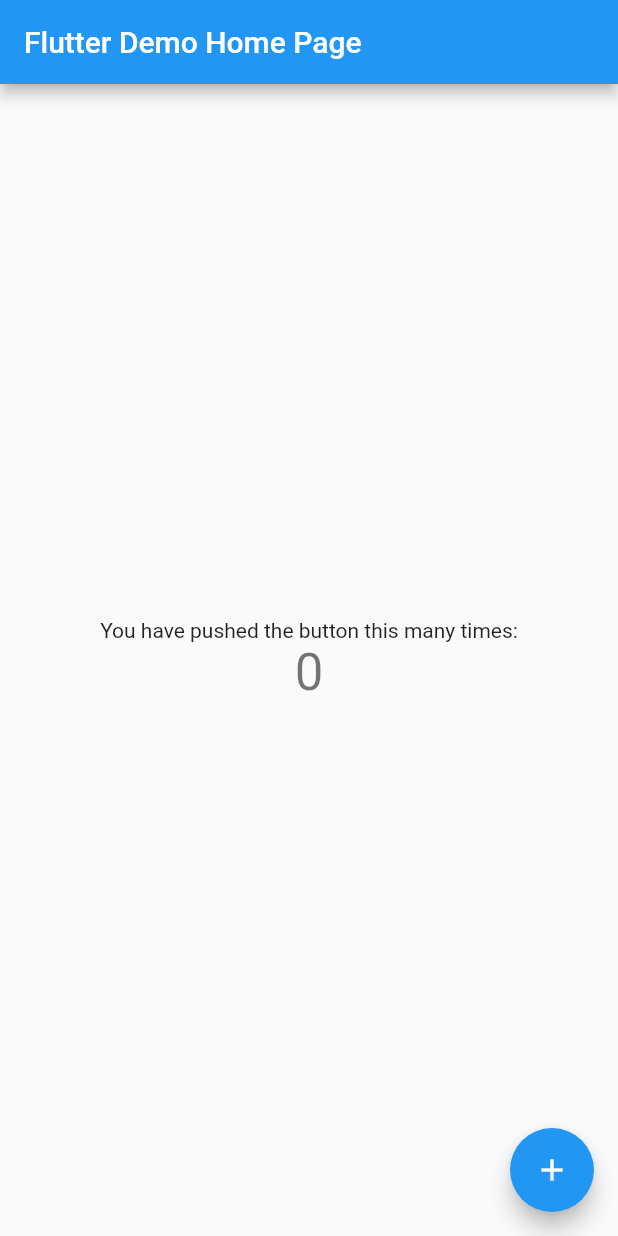
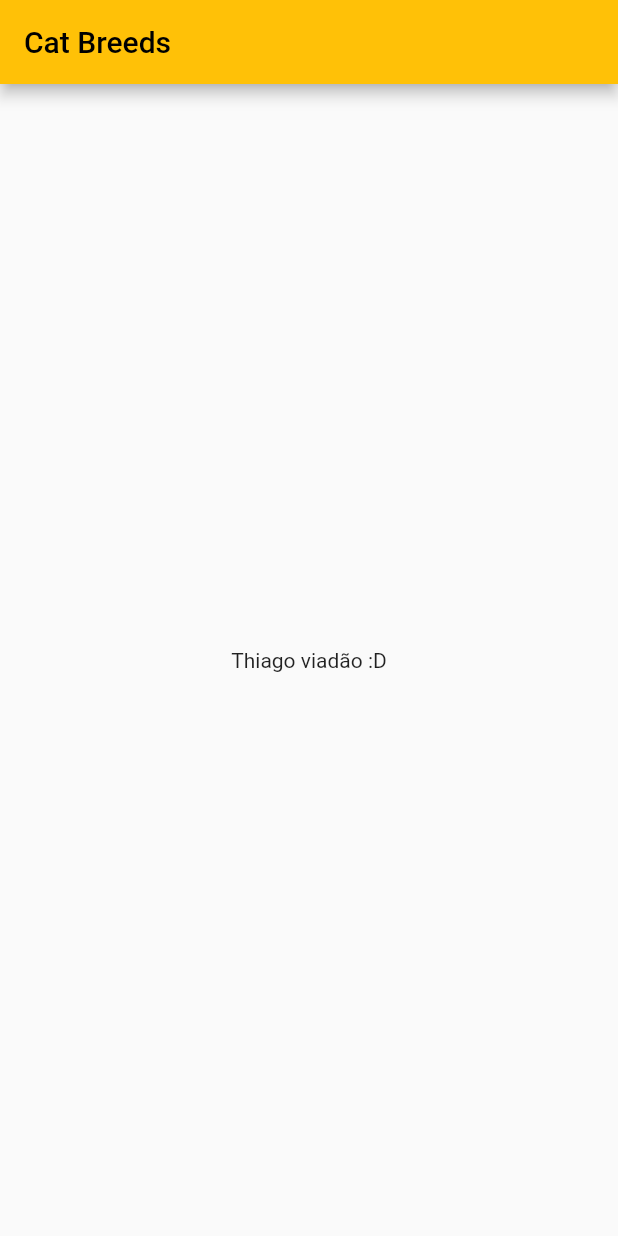
Before and after one commit to viniciuscoscia/Cat-Breeds-Wiki, a Flutter app: the screen it shows after launch, on a phone screen of 412 x 824 dp. Run offline on Flutter 3.47's test engine with Material 2 defaults, Android fonts, the phone set to English and light mode, and no system bars; our stand-ins replace dio, retrofit; generated files the repository leaves out were written again; network calls fail.

```diff
--- /dev/null
+++ b/lib/breeds/presenter/main/cat_breeds_widget.dart
@@ -0,0 +1,24 @@
+import 'package:flutter/material.dart';
+
+class CatBreedsPageWidget extends StatefulWidget {
+  const CatBreedsPageWidget({Key? key, required this.title}) : super(key: key);
+
+  final String title;
+
+  @override
+  State<CatBreedsPageWidget> createState() => _CatBreedsPageWidgetState();
+}
+
+class _CatBreedsPageWidgetState extends State<CatBreedsPageWidget> {
+  @override
+  Widget build(BuildContext context) {
+    return Scaffold(
+      appBar: AppBar(
+        title: Text(widget.title),
+      ),
+      body: const Center(
+        child: Text('Thiago viadão :D'),
+      ),
+    );
+  }
+}
--- /dev/null
+++ b/lib/cat_app.dart
@@ -0,0 +1,19 @@
+import 'package:flutter/material.dart';
+
+import 'breeds/presenter/main/cat_breeds_widget.dart';
+
+
+class CatApp extends StatelessWidget {
+  const CatApp({Key? key}) : super(key: key);
+
+  @override
+  Widget build(BuildContext context) {
+    return MaterialApp(
+      title: 'CatApp',
+      theme: ThemeData(
+        primarySwatch: Colors.amber,
+      ),
+      home: const CatBreedsPageWidget(title: 'Cat Breeds'),
+    );
+  }
+}
--- a/lib/main.dart
+++ b/lib/main.dart
@@ -1,115 +1,15 @@
+import 'package:cats_database/cat_app.dart';
 import 'package:flutter/material.dart';
+import 'package:dio/dio.dart';
+import 'package:cats_database/breeds/data/remote/api/cats_api.dart';
 
-void main() {
-  runApp(const MyApp());
+void main() async {
+  WidgetsFlutterBinding.ensureInitialized();
+  runApp(const CatApp());
+
+  final dio = Dio();   // Provide a dio instance
+  // dio.options.headers["Demo-Header"] = "demo header";   // config your dio headers globally
+  final client = CatsApi(dio);
+
+  client.getCatBreeds().then((value) => value.forEach((element) => debugPrint(element.name)));
 }
-
-class MyApp extends StatelessWidget {
-  const MyApp({Key? key}) : super(key: key);
-
-  // This widget is the root of your application.
-  @override
-  Widget build(BuildContext context) {
-    return MaterialApp(
-      title: 'Flutter Demo',
-      theme: ThemeData(
-        // This is the theme of your application.
-        //
-        // Try running your application with "flutter run". You'll see the
-        // application has a blue toolbar. Then, without quitting the app, try
-        // changing the primarySwatch below to Colors.green and then invoke
-        // "hot reload" (press "r" in the console where you ran "flutter run",
-        // or simply save your changes to "hot reload" in a Flutter IDE).
-        // Notice that the counter didn't reset back to zero; the application
-        // is not restarted.
-        primarySwatch: Colors.blue,
-      ),
-      home: const MyHomePage(title: 'Flutter Demo Home Page'),
-    );
-  }
-}
-
-class MyHomePage extends StatefulWidget {
-  const MyHomePage({Key? key, required this.title}) : super(key: key);
-
-  // This widget is the home page of your application. It is stateful, meaning
-  // that it has a State object (defined below) that contains fields that affect
-  // how it looks.
-
-  // This class is the configuration for the state. It holds the values (in this
-  // case the title) provided by the parent (in this case the App widget) and
-  // used by the build method of the State. Fields in a Widget subclass are
-  // always marked "final".
-
-  final String title;
-
-  @override
-  State<MyHomePage> createState() => _MyHomePageState();
-}
-
-class _MyHomePageState extends State<MyHomePage> {
-  int _counter = 0;
-
-  void _incrementCounter() {
-    setState(() {
-      // This call to setState tells the Flutter framework that something has
-      // changed in this State, which causes it to rerun the build method below
-      // so that the display can reflect the updated values. If we changed
-      // _counter without calling setState(), then the build method would not be
-      // called again, and so nothing would appear to happen.
-      _counter++;
-    });
-  }
-
-  @override
-  Widget build(BuildContext context) {
-    // This method is rerun every time setState is called, for instance as done
-    // by the _incrementCounter method above.
-    //
-    // The Flutter framework has been optimized to make rerunning build methods
-    // fast, so that you can just rebuild anything that needs updating rather
-    // than having to individually change instances of widgets.
-    return Scaffold(
-      appBar: AppBar(
-        // Here we take the value from the MyHomePage object that was created by
-        // the App.build method, and use it to set our appbar title.
-        title: Text(widget.title),
-      ),
-      body: Center(
-        // Center is a layout widget. It takes a single child and positions it
-        // in the middle of the parent.
-        child: Column(
-          // Column is also a layout widget. It takes a list of children and
-          // arranges them vertically. By default, it sizes itself to fit its
-          // children horizontally, and tries to be as tall as its parent.
-          //
-          // Invoke "debug painting" (press "p" in the console, choose the
-          // "Toggle Debug Paint" action from the Flutter Inspector in Android
-          // Studio, or the "Toggle Debug Paint" command in Visual Studio Code)
-          // to see the wireframe for each widget.
-          //
-          // Column has various properties to control how it sizes itself and
-          // how it positions its children. Here we use mainAxisAlignment to
-          // center the children vertically; the main axis here is the vertical
-          // axis because Columns are vertical (the cross axis would be
-          // horizontal).
-          mainAxisAlignment: MainAxisAlignment.center,
-          children: <Widget>[
-            const Text(
-              'You have pushed the button this many times:',
-            ),
-            Text(
-              '$_counter',
-              style: Theme.of(context).textTheme.headline4,
-            ),
-          ],
-        ),
-      ),
-      floatingActionButton: FloatingActionButton(
-        onPressed: _incrementCounter,
-        tooltip: 'Increment',
-        child: const Icon(Icons.add),
-      ), // This trailing comma makes auto-formatting nicer for build methods.
-    );
-  }
-}
--- a/lib/test.dart
+++ b/lib/test.dart
@@ -1,3 +1,5 @@
+// ignore_for_file: avoid_print, unused_local_variable, avoid_function_literals_in_foreach_calls, unnecessary_null_comparison
+
 import 'dart:ui';
 
 import 'package:flutter/material.dart';
```
Also changed, not shown: lib/breeds/data/remote/api/cats_api.dart (added, +13 -0 lines), lib/breeds/data/remote/entity/cat_breeds_response.dart (added, +130 -0 lines), pubspec.yaml (+12 -5 lines), pubspec.lock, 1 other file.
